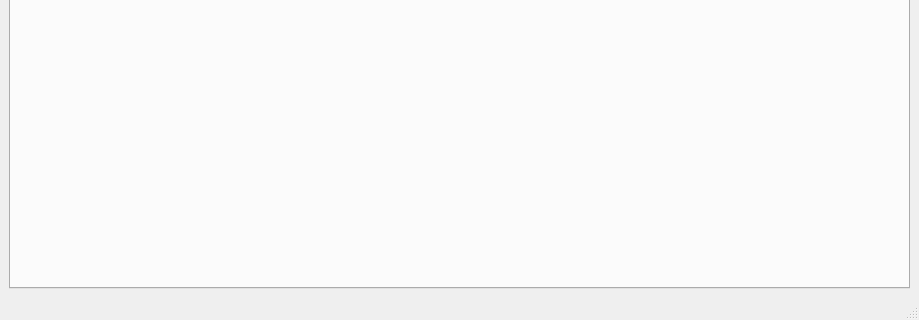
Before: the Qt Designer form gui/Overview.ui in martin-kritzl/5BHIT-Wienwahl, drawn with Qt 5; both pictures show x 0 to 919 and y 279 to 599 of the 919 by 599 pixel window.
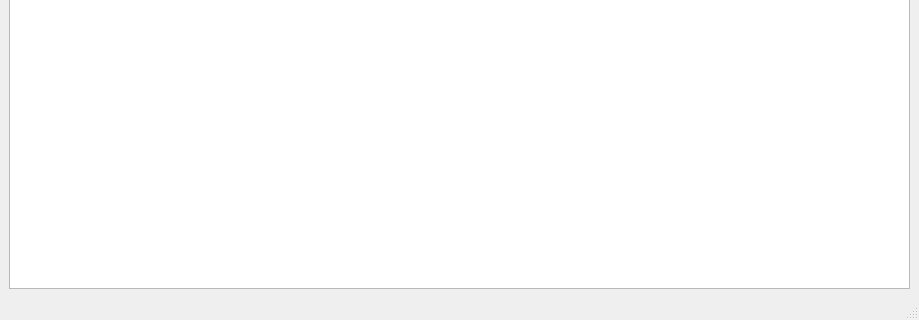
After: the same form once the commit is applied.

Commit message: Deleted threading, tabs and all stuff that is not needed

```diff
--- a/gui/Overview.ui
+++ b/gui/Overview.ui
@@ -16,17 +16,7 @@
   <widget class="QWidget" name="centralwidget">
    <layout class="QGridLayout" name="gridLayout">
     <item row="0" column="0">
-     <widget class="QTabWidget" name="tabs">
-      <property name="contextMenuPolicy">
-       <enum>Qt::DefaultContextMenu</enum>
-      </property>
-      <property name="tabsClosable">
-       <bool>true</bool>
-      </property>
-      <property name="movable">
-       <bool>true</bool>
-      </property>
-     </widget>
+     <widget class="QTableView" name="tableView"/>
     </item>
    </layout>
   </widget>
```
Left out of the diff: 6 changed lines with no effect on the pictures. The commit also changes 7 other files.
